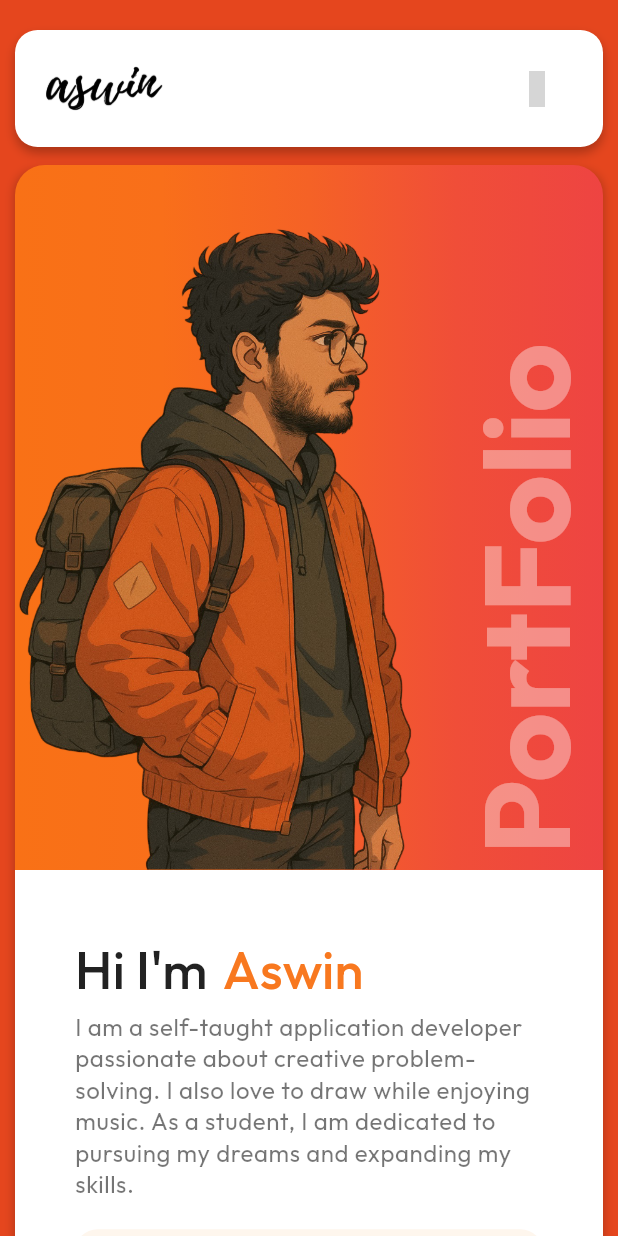
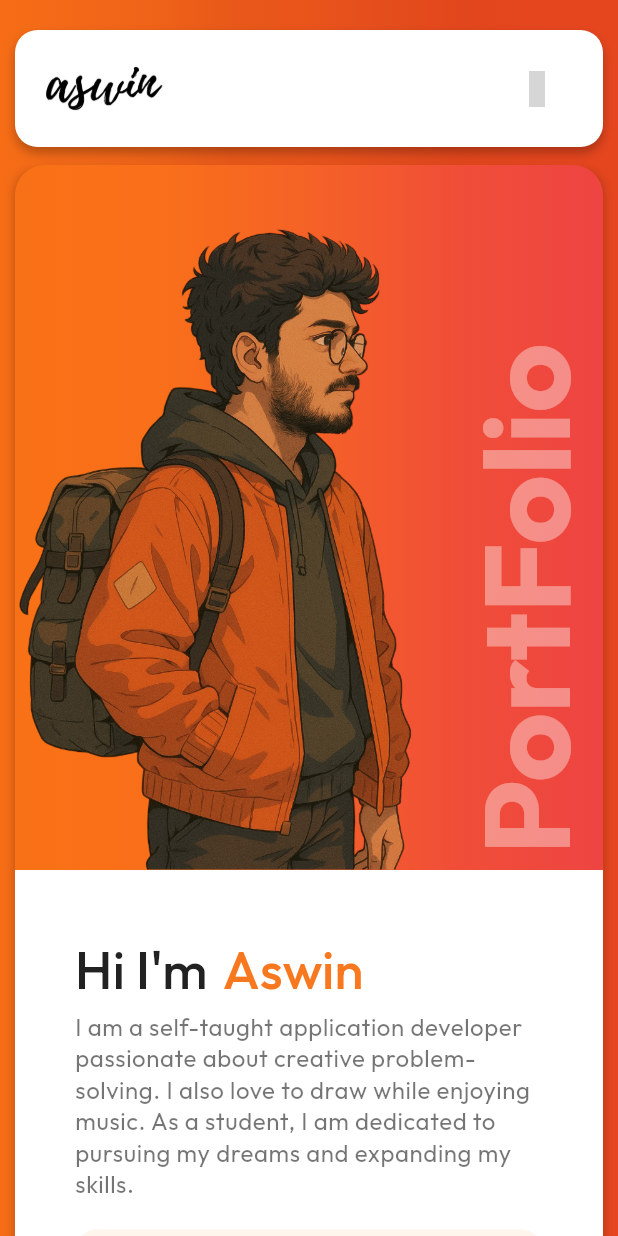
Before and after one commit to aswin-asokan/Portfolio_Flutter, a Flutter app: the screen it shows after launch, on a phone screen of 412 x 824 dp. Run offline on Flutter 3.47's test engine with Material 3 defaults, Android fonts, the light colour scheme and no system bars; our stand-ins replace flutter_map, google_fonts, latlong2, lottie, material_symbols_icons, web; missing offline and left inert: flutter_map_cancellable_tile_provider, svg_flutter; grey boxes are pictures that could not be loaded.

Commit message:
keyboard fix 6

```diff
--- a/lib/features/home/home.dart
+++ b/lib/features/home/home.dart
@@ -74,17 +74,18 @@ class _HomeState extends State<Home> {
         ),
       ),
       child: Scaffold(
-        resizeToAvoidBottomInset: true,
-        backgroundColor: const Color(0xffe5461e),
+        resizeToAvoidBottomInset: false,
+        backgroundColor: Colors.transparent,
         body:
             _isLoading
                 ? Center(
+                  // Display a loading indicator while _isLoading is true
                   child: Lottie.asset("assets/icons/loading.json", height: 250),
                 )
                 : Stack(
                   children: [
-                    RepaintBoundary(
-                      child: SingleChildScrollView(
+                    // Scrollable content
+                    SingleChildScrollView(
                       controller: scrollController,
                       physics: const BouncingScrollPhysics(),
                       child: Padding(
@@ -129,7 +130,6 @@ class _HomeState extends State<Home> {
                         ),
                       ),
                     ),
-                    ),
                     // Fixed Navbar
                     Positioned(
                       top: 20,
```
Lines whose indentation alone changed are shown as unchanged.
